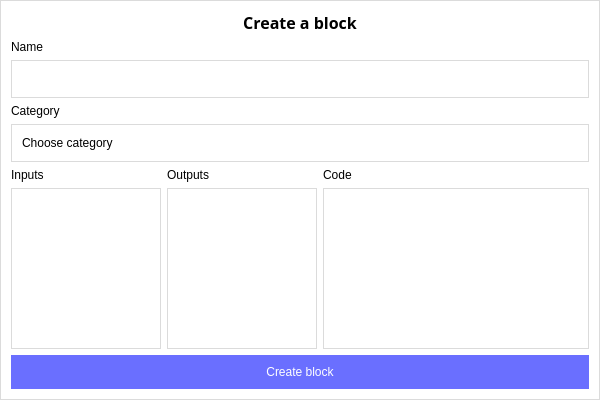
Above: src/Dialogs/createblockdialog.ui from romanato73/vut-icp-2021 before the change. Below: the same form after it.
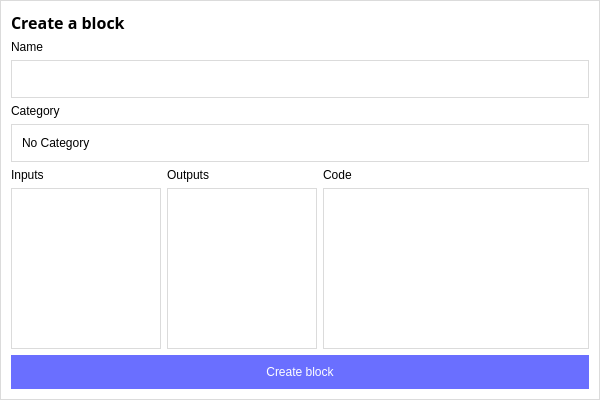
That is the form after the change. Icons and pictures are not drawn.

The edit to the form file:
```diff
--- a/src/Dialogs/createblockdialog.ui
+++ b/src/Dialogs/createblockdialog.ui
@@ -84,9 +84,6 @@
      <property name="text">
       <string>Create a block</string>
      </property>
-     <property name="alignment">
-      <set>Qt::AlignCenter</set>
-     </property>
     </widget>
    </item>
    <item>
@@ -115,9 +112,6 @@
      <property name="styleSheet">
       <string notr="true"/>
      </property>
-     <property name="placeholderText">
-      <string>Choose category</string>
-     </property>
      <item>
       <property name="text">
        <string>No Category</string>
```
